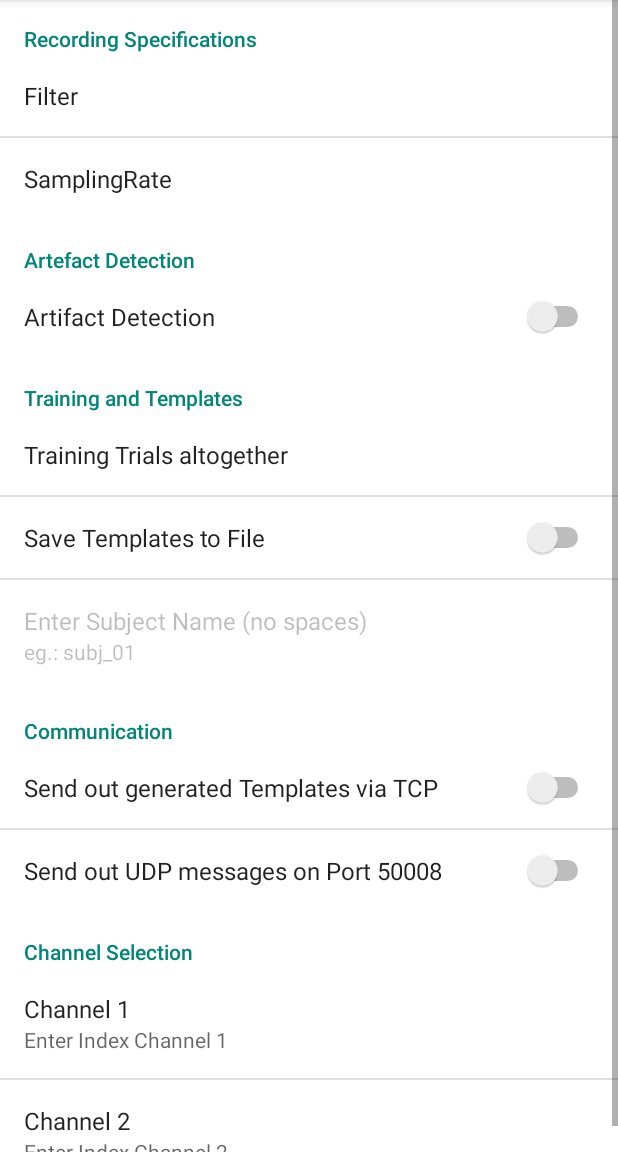
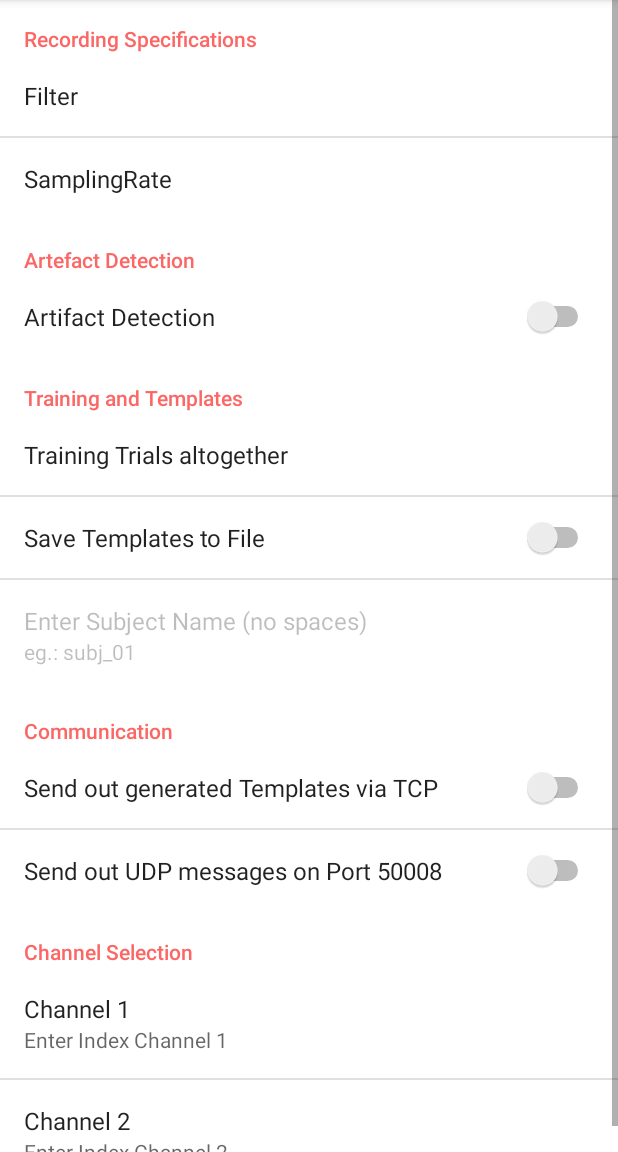
Before and after one commit to NeuropsyOL/SCALA, an Android app: the fragment SettingsFragment shown on its own in the app's theme, on a phone screen of 412 x 824 dp, the part 84-1236 px from its top. Run offline under Robolectric (Android 15) with nearby library versions, the phone set to English and light mode, and no system bars; libraries missing offline, so code that uses them is left out: com.asr.sab; network calls fail.

Commit message:
added customized colors in settings app

```diff
--- a/app/build.gradle
+++ b/app/build.gradle
@@ -6,8 +6,8 @@ android {
 
     defaultConfig {
         applicationId "com.scala.out"
-        minSdkVersion 19
-        targetSdkVersion 19
+        minSdkVersion 21
+        targetSdkVersion 27
         compileOptions {
             sourceCompatibility JavaVersion.VERSION_1_8
             targetCompatibility JavaVersion.VERSION_1_8
@@ -24,7 +24,7 @@ android {
 
 // look at: https://developer.android.com/studio/build/gradle-plugin-3-0-0-migration?utm_source=android-studio#new_configurations
 dependencies {
-    api 'com.android.support:appcompat-v7:22.2.1'
+    api 'com.android.support:appcompat-v7:23.4.0'
     implementation files('libs/commons-math3-3.6.1.jar')
     implementation files('libs/rtandroid-20161201.jar')
     implementation files('libs/jASR.jar')
--- a/app/src/main/AndroidManifest.xml
+++ b/app/src/main/AndroidManifest.xml
@@ -4,7 +4,7 @@
     android:versionCode="1"
     android:versionName="1.0">
 
-    <uses-sdk android:minSdkVersion="19" />
+    <uses-sdk android:minSdkVersion="21" />
 
     <uses-permission android:name="android.permission.INTERNET" />
     <uses-permission android:name="android.permission.ACCESS_NETWORK_STATE" />
@@ -23,7 +23,6 @@
             android:label="@string/app_name">
             <intent-filter>
                 <action android:name="android.intent.action.MAIN" />
-
                 <category android:name="android.intent.category.LAUNCHER" />
             </intent-filter>
         </activity>
--- a/app/src/main/res/menu/menu.xml
+++ b/app/src/main/res/menu/menu.xml
@@ -1,9 +1,11 @@
-<menu xmlns:android="http://schemas.android.com/apk/res/android" >
+<menu xmlns:android="http://schemas.android.com/apk/res/android"
+    xmlns:app="http://schemas.android.com/apk/res-auto">
 
 
     <!-- Settings, should always be in the overflow -->
     <item android:id="@+id/action_settings"
           android:title="@string/action_settings"
-          android:showAsAction="never" android:visible="true"/>
+          app:showAsAction="always"
+        android:visible="true"/>
 
 </menu>
--- a/app/src/main/res/values/styles.xml
+++ b/app/src/main/res/values/styles.xml
@@ -15,6 +15,9 @@
     <!-- Application theme. -->
     <style name="AppTheme" parent="AppBaseTheme">
         <!-- All customizations that are NOT specific to a particular API-level can go here. -->
+        <item name="colorAccent">@color/scala_color</item>
+        <item name="android:colorAccent">@color/scala_color</item>
+
+        <item name="colorSwitchThumbNormal">@color/scala_color</item>
     </style>
-
 </resources>
--- a/app/src/main/res/xml/preferences.xml
+++ b/app/src/main/res/xml/preferences.xml
@@ -1,9 +1,9 @@
 <?xml version="1.0" encoding="utf-8"?>
-<PreferenceScreen xmlns:android="http://schemas.android.com/apk/res/android" >
-
+<PreferenceScreen xmlns:tools="http://schemas.android.com/tools"
+    xmlns:android="http://schemas.android.com/apk/res/android">
     <PreferenceCategory
-       android:title="Recording Specifications"
-       android:key="category_analysisSpecs">
+        android:key="category_analysisSpecs"
+        android:title="Recording Specifications">
 
         <ListPreference
             android:defaultValue="@string/pref_filter_default"
@@ -24,28 +24,27 @@
             android:key="pref_sr"
             android:selectable="true"
             android:title="SamplingRate" />
-
     </PreferenceCategory>
 
 
     <PreferenceCategory
-        android:title="Artefact Detection"
-        android:key="category_artifacts">
+        android:key="category_artifacts"
+        android:title="Artefact Detection">
 
         <SwitchPreference
-	        android:key="checkArtifacts"
+            android:defaultValue="false"
             android:enabled="true"
-	        android:defaultValue="false"
-	        android:title="Artifact Detection"
             android:entries="@array/checkArtifacts_entries"
             android:entryValues="@array/checkArtifacts_values"
-	        android:selectable="true"/>
+            android:key="checkArtifacts"
+            android:selectable="true"
+            android:title="Artifact Detection" />
 
     </PreferenceCategory>
 
     <PreferenceCategory
-        android:title="Training and Templates"
-        android:key="category_training">
+        android:key="category_training"
+        android:title="Training and Templates">
 
         <ListPreference
             android:defaultValue="10"
@@ -58,51 +57,49 @@
             android:title="Training Trials altogether" />
 
         <SwitchPreference
-	        android:key="saveTemplates"
+            android:defaultValue="false"
             android:enabled="true"
-	        android:defaultValue="false"
-	        android:title="Save Templates to File"
             android:entries="@array/saveTemplates_entries"
             android:entryValues="@array/saveTemplates_values"
-	        android:selectable="true"/>
+            android:key="saveTemplates"
+            android:selectable="true"
+            android:title="Save Templates to File" />
 
         <EditTextPreference
+            android:dependency="saveTemplates"
             android:key="subjectName"
             android:summary="eg.: subj_01"
-	        android:dependency="saveTemplates"
             android:title="Enter Subject Name (no spaces)" />
-
- 	</PreferenceCategory>
-
-
-
-    <PreferenceCategory
-        android:title="Communication"
-        android:key="category_communication">
-
-	    <SwitchPreference
-	        android:key="sendOutTemplates"
-	        android:enabled="true"
-	        android:defaultValue="false"
-	        android:title="Send out generated Templates via TCP"
-	        android:entries="@array/sendTemplates_entries"
-	        android:entryValues="@array/sendTemplates_values"
-	        android:selectable="true"/>
-
-	    <SwitchPreference
-	        android:key="sendUDPmessages"
-	        android:enabled="true"
-	        android:defaultValue="false"
-	        android:title="Send out UDP messages on Port 50008"
-	        android:entries="@array/sendUDP_entries"
-	        android:entryValues="@array/sendUDP_values"
-	        android:selectable="true"/>
     </PreferenceCategory>
 
 
     <PreferenceCategory
-        android:title="Channel Selection"
-        android:key="category_channels">
+        android:key="category_communication"
+        android:title="Communication">
+
+        <SwitchPreference
+            android:defaultValue="false"
+            android:enabled="true"
+            android:entries="@array/sendTemplates_entries"
+            android:entryValues="@array/sendTemplates_values"
+            android:key="sendOutTemplates"
+            android:selectable="true"
+            android:title="Send out generated Templates via TCP" />
+
+        <SwitchPreference
+            android:defaultValue="false"
+            android:enabled="true"
+            android:entries="@array/sendUDP_entries"
+            android:entryValues="@array/sendUDP_values"
+            android:key="sendUDPmessages"
+            android:selectable="true"
+            android:title="Send out UDP messages on Port 50008" />
+    </PreferenceCategory>
+
+
+    <PreferenceCategory
+        android:key="category_channels"
+        android:title="Channel Selection">
 
         <EditTextPreference
             android:key="one"
```
Also changed, not shown: app/src/main/java/com/scala/input/EEGDataReceiver.java (+6 -6 lines), app/src/main/res/layout/main_fragment.xml (+9 -1 lines), app/src/main/res/values-v11/styles.xml (+4 -5 lines), app/src/main/res/values/colors.xml (added, +7 -0 lines), app/src/main/res/drawable-hdpi/ic_launcher.png (deleted), app/src/main/res/drawable-hdpi/scalabutton.png (added), app/src/main/res/drawable-mdpi/ic_launcher.png (deleted), app/src/main/res/drawable-mdpi/scala.png (deleted), app/src/main/res/drawable-xhdpi/ic_launcher.png (deleted), app/src/main/res/drawable-xhdpi/scalabutton.png (added), app/src/main/res/drawable-xxhdpi/ic_launcher.png (deleted), app/src/main/res/drawable-xxhdpi/scalabutton.png (added). Lines whose indentation alone changed are shown as unchanged.
